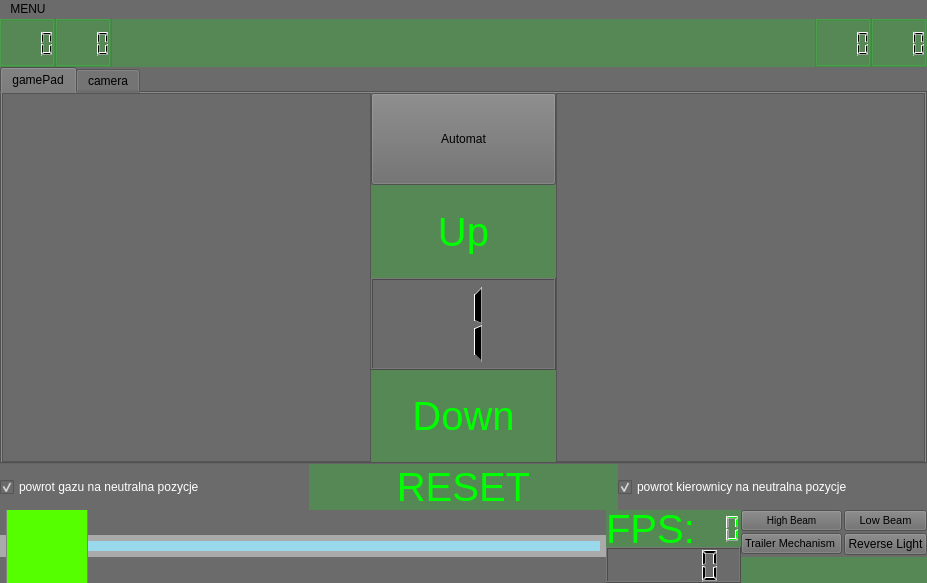
Qt form pilot/pilotwindow.ui (cyniu88/QT_kurs) before a commit.
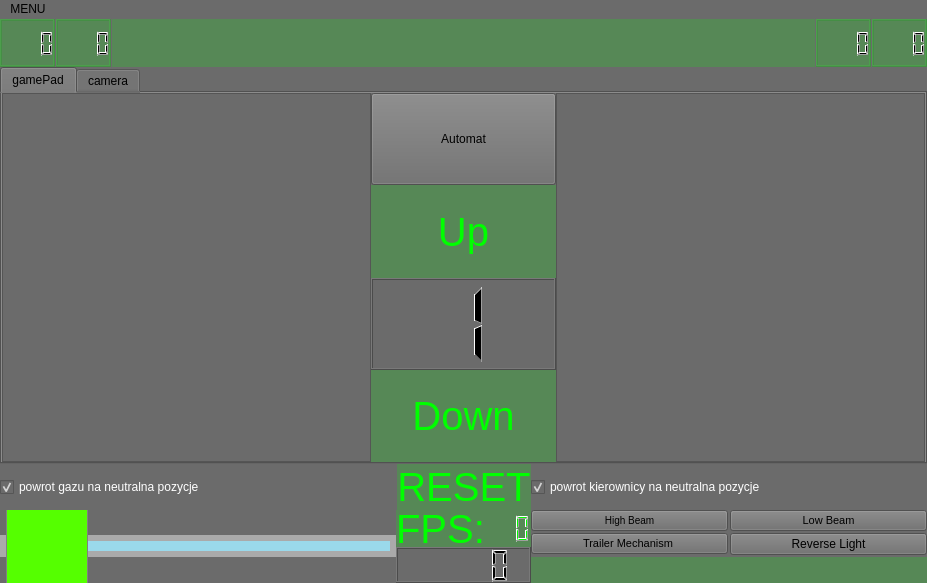
The same form after that commit. Icons and pictures are not drawn. Custom widgets are drawn as their Qt base class.

Commit message: spratanie w pilocie gui

What changed in the file:
```diff
--- a/pilot/pilotwindow.ui
+++ b/pilot/pilotwindow.ui
@@ -386,7 +386,7 @@
         <item>
          <widget class="myButton" name="reset">
           <property name="sizePolicy">
-           <sizepolicy hsizetype="Minimum" vsizetype="Fixed">
+           <sizepolicy hsizetype="Maximum" vsizetype="Minimum">
             <horstretch>0</horstretch>
             <verstretch>0</verstretch>
            </sizepolicy>
@@ -431,7 +431,7 @@
       <item row="1" column="0">
        <widget class="myTouchSlider" name="horizontalSlider">
         <property name="sizePolicy">
-         <sizepolicy hsizetype="Expanding" vsizetype="Ignored">
+         <sizepolicy hsizetype="Ignored" vsizetype="Ignored">
           <horstretch>0</horstretch>
           <verstretch>0</verstretch>
          </sizepolicy>
@@ -482,7 +482,7 @@
         <item row="0" column="1">
          <widget class="QLCDNumber" name="FPS_LCD">
           <property name="sizePolicy">
-           <sizepolicy hsizetype="Minimum" vsizetype="Ignored">
+           <sizepolicy hsizetype="Fixed" vsizetype="Ignored">
             <horstretch>0</horstretch>
             <verstretch>0</verstretch>
            </sizepolicy>
@@ -509,7 +509,7 @@
         <item row="1" column="0" colspan="2">
          <widget class="QLCDNumber" name="lcdMsgCounter">
           <property name="sizePolicy">
-           <sizepolicy hsizetype="Minimum" vsizetype="Ignored">
+           <sizepolicy hsizetype="Ignored" vsizetype="Ignored">
             <horstretch>0</horstretch>
             <verstretch>0</verstretch>
            </sizepolicy>
```
Left out of the diff: 2 changed lines with no effect on the pictures.
